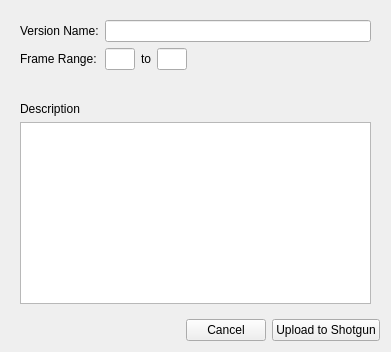
Above: resources/dialog.ui from shotgunsoftware/tk-nuke-quickreview before the change. Below: the same form after it.
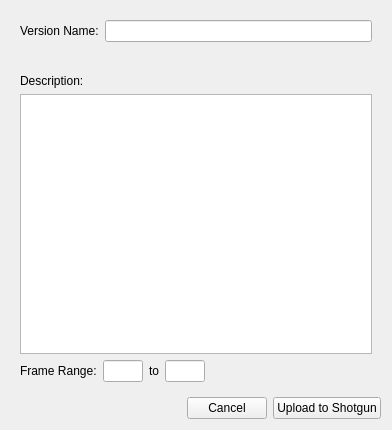
That is the form after the change. Icons and pictures are not drawn. Custom widgets are drawn as their Qt base class.

The edit to the form file:
```diff
--- a/resources/dialog.ui
+++ b/resources/dialog.ui
@@ -6,8 +6,8 @@
    <rect>
     <x>0</x>
     <y>0</y>
-    <width>391</width>
-    <height>352</height>
+    <width>392</width>
+    <height>430</height>
    </rect>
   </property>
   <property name="windowTitle">
@@ -22,48 +22,70 @@
      <widget class="QWidget" name="page">
       <layout class="QVBoxLayout" name="verticalLayout">
        <item>
-        <layout class="QGridLayout" name="gridLayout_2">
-         <item row="0" column="1">
-          <widget class="QLineEdit" name="title"/>
-         </item>
-         <item row="0" column="0">
-          <widget class="QLabel" name="label_3">
+        <layout class="QHBoxLayout" name="horizontalLayout">
+         <item>
+          <widget class="QLabel" name="version_name_label">
            <property name="text">
             <string>Version Name:</string>
            </property>
           </widget>
          </item>
-         <item row="1" column="0">
+         <item>
+          <widget class="QLineEdit" name="version_name"/>
+         </item>
+        </layout>
+       </item>
+       <item>
+        <widget class="ContextWidget" name="context_widget" native="true"/>
+       </item>
+       <item>
+        <widget class="QLabel" name="spacer_label">
+         <property name="text">
+          <string> </string>
+         </property>
+        </widget>
+       </item>
+       <item>
+        <widget class="QLabel" name="description_label">
+         <property name="text">
+          <string>Description:</string>
+         </property>
+        </widget>
+       </item>
+       <item>
+        <widget class="QTextEdit" name="description"/>
+       </item>
+       <item>
+        <layout class="QHBoxLayout" name="horizontalLayout_5">
+         <item>
           <widget class="QLabel" name="frame_range">
            <property name="text">
             <string>Frame Range:</string>
            </property>
           </widget>
          </item>
-         <item row="1" column="1">
-          <layout class="QHBoxLayout" name="horizontalLayout_4">
            <item>
-            <widget class="QLineEdit" name="lineEdit_2">
+          <widget class="QLineEdit" name="start_frame">
              <property name="maximumSize">
               <size>
-               <width>30</width>
+             <width>40</width>
                <height>16777215</height>
               </size>
              </property>
             </widget>
            </item>
            <item>
-            <widget class="QLabel" name="frame_range_2">
+          <widget class="QLabel" name="frame_range_to">
              <property name="text">
               <string>to</string>
              </property>
             </widget>
            </item>
            <item>
-            <widget class="QLineEdit" name="lineEdit">
+          <widget class="QLineEdit" name="end_frame">
              <property name="maximumSize">
               <size>
-               <width>30</width>
+             <width>40</width>
                <height>16777215</height>
               </size>
              </property>
@@ -85,31 +107,8 @@
           </layout>
          </item>
         </layout>
-       </item>
-       <item>
-        <widget class="ContextWidget" name="context_widget" native="true"/>
-       </item>
-       <item>
-        <widget class="QLabel" name="label_2">
-         <property name="text">
-          <string/>
-         </property>
-        </widget>
-       </item>
-       <item>
-        <widget class="QLabel" name="label">
-         <property name="text">
-          <string>Description</string>
-         </property>
-        </widget>
-       </item>
-       <item>
-        <widget class="QTextEdit" name="comments"/>
-       </item>
-      </layout>
-      <zorder>comments</zorder>
-      <zorder>label</zorder>
-      <zorder>label_2</zorder>
+      <zorder>description</zorder>
+      <zorder>description_label</zorder>
       <zorder>context_widget</zorder>
      </widget>
      <widget class="QWidget" name="page_2">
```
Left out of the diff: 34 changed lines with no effect on the pictures. Lines whose indentation alone changed are shown as unchanged.
